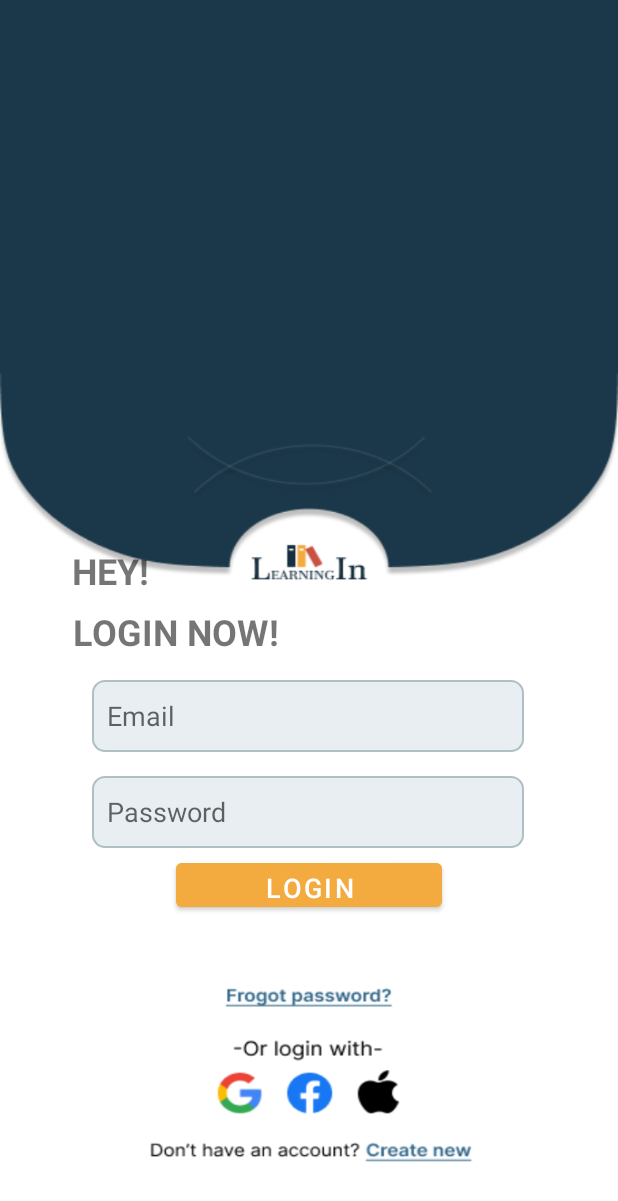
After one commit to ZKartadimaja/learningin-app, an Android app: the layout activity_login.xml on its own in the app's theme, with its tools: preview values and no code run, on a phone screen of 412 x 824 dp. The commit adds this screen. Shown: the top 1201 px of the screen. Run offline under Robolectric (Android 15) with nearby library versions, the phone set to English and light mode, and no system bars.

Commit message:
add login xml

```diff
--- a/app/src/main/java/com/example/learningin/ui/home/HomeFragment.kt
+++ b/app/src/main/java/com/example/learningin/ui/home/HomeFragment.kt
@@ -28,9 +28,9 @@ class HomeFragment : Fragment() {
         _binding = FragmentHomeBinding.inflate(inflater, container, false)
         val root: View = binding.root
 
-        val textView: TextView = binding.textHome
+//        val textView: TextView = binding.textHome
         homeViewModel.text.observe(viewLifecycleOwner) {
-            textView.text = it
+//            textView.text = it
         }
         return root
     }
--- /dev/null
+++ b/app/src/main/res/drawable/edit_text_background.xml
@@ -0,0 +1,8 @@
+<?xml version="1.0" encoding="utf-8"?>
+<shape xmlns:android="http://schemas.android.com/apk/res/android">
+    <solid android:color="#E9EEF2"/>
+    <corners android:radius="8dp"/>
+    <stroke
+        android:width="1dp"
+        android:color="#B0BEC5"/>
+</shape>
--- /dev/null
+++ b/app/src/main/res/layout/activity_login.xml
@@ -0,0 +1,79 @@
+<?xml version="1.0" encoding="utf-8"?>
+<androidx.constraintlayout.widget.ConstraintLayout xmlns:android="http://schemas.android.com/apk/res/android"
+    xmlns:app="http://schemas.android.com/apk/res-auto"
+    xmlns:tools="http://schemas.android.com/tools"
+    android:layout_width="match_parent"
+    android:layout_height="match_parent"
+    android:background="@drawable/login"
+    tools:context=".ui.home.LoginActivity">
+
+    <TextView
+        android:id="@+id/textViewHey"
+        android:layout_width="wrap_content"
+        android:layout_height="wrap_content"
+        android:layout_marginTop="364dp"
+        android:text="HEY!"
+        android:textSize="24sp"
+        android:textStyle="bold"
+        app:layout_constraintEnd_toEndOf="parent"
+        app:layout_constraintHorizontal_bias="0.133"
+        app:layout_constraintStart_toStartOf="parent"
+        app:layout_constraintTop_toTopOf="parent" />
+
+    <TextView
+        android:id="@+id/textViewLogin"
+        android:layout_width="wrap_content"
+        android:layout_height="wrap_content"
+        android:layout_marginTop="8dp"
+        android:text="LOGIN NOW!"
+        android:textSize="24sp"
+        android:textStyle="bold"
+        app:layout_constraintEnd_toEndOf="parent"
+        app:layout_constraintHorizontal_bias="0.178"
+        app:layout_constraintStart_toStartOf="parent"
+        app:layout_constraintTop_toBottomOf="@+id/textViewHey" />
+
+    <EditText
+        android:id="@+id/email"
+        android:layout_width="288dp"
+        android:layout_height="48dp"
+        android:layout_margin="16dp"
+        android:layout_marginTop="16dp"
+        android:background="@drawable/edit_text_background"
+        android:hint="Email"
+        android:inputType="textEmailAddress"
+        android:padding="10dp"
+        app:layout_constraintEnd_toEndOf="parent"
+        app:layout_constraintHorizontal_bias="0.495"
+        app:layout_constraintStart_toStartOf="parent"
+        app:layout_constraintTop_toBottomOf="@+id/textViewLogin" />
+
+    <Button
+        android:id="@+id/loginBtn"
+        android:layout_width="177dp"
+        android:layout_height="41dp"
+        android:layout_marginTop="4dp"
+        android:backgroundTint="#F3AB3F"
+        android:text="Login"
+        android:textColor="#FFFFFF"
+        android:textSize="18sp"
+        app:layout_constraintEnd_toEndOf="parent"
+        app:layout_constraintStart_toStartOf="parent"
+        app:layout_constraintTop_toBottomOf="@+id/password" />
+
+    <EditText
+        android:id="@+id/password"
+        android:layout_width="288dp"
+        android:layout_height="48dp"
+        android:layout_margin="16dp"
+        android:layout_marginTop="12dp"
+        android:background="@drawable/edit_text_background"
+        android:hint="Password"
+        android:inputType="textPassword"
+        android:padding="10dp"
+        app:layout_constraintEnd_toEndOf="parent"
+        app:layout_constraintHorizontal_bias="0.495"
+        app:layout_constraintStart_toStartOf="parent"
+        app:layout_constraintTop_toBottomOf="@+id/email" />
+
+</androidx.constraintlayout.widget.ConstraintLayout>
--- a/app/src/main/res/layout/fragment_home.xml
+++ b/app/src/main/res/layout/fragment_home.xml
@@ -4,19 +4,9 @@
     xmlns:tools="http://schemas.android.com/tools"
     android:layout_width="match_parent"
     android:layout_height="match_parent"
+    android:background="@drawable/login"
     tools:context=".ui.home.HomeFragment">
 
-    <TextView
-        android:id="@+id/text_home"
-        android:layout_width="match_parent"
-        android:layout_height="wrap_content"
-        android:layout_marginStart="8dp"
-        android:layout_marginTop="8dp"
-        android:layout_marginEnd="8dp"
-        android:textAlignment="center"
-        android:textSize="20sp"
-        app:layout_constraintBottom_toBottomOf="parent"
-        app:layout_constraintEnd_toEndOf="parent"
-        app:layout_constraintStart_toStartOf="parent"
-        app:layout_constraintTop_toTopOf="parent" />
+
+
 </androidx.constraintlayout.widget.ConstraintLayout>
```
Also changed, not shown: app/src/main/res/drawable/login.png (added).
